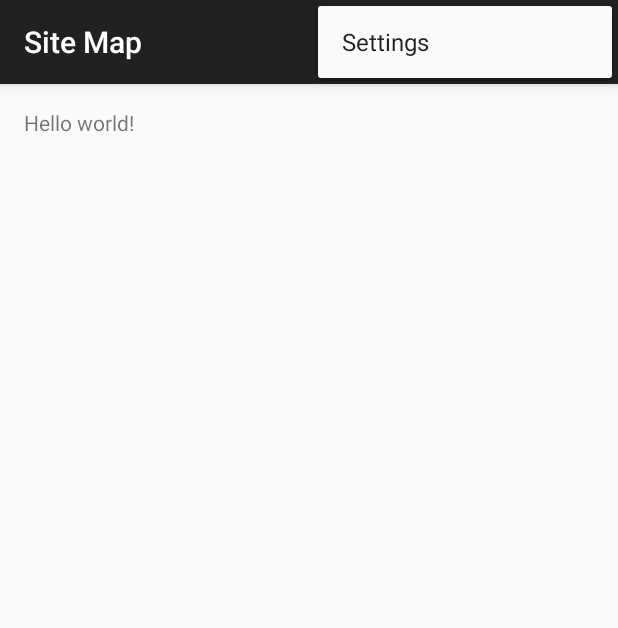
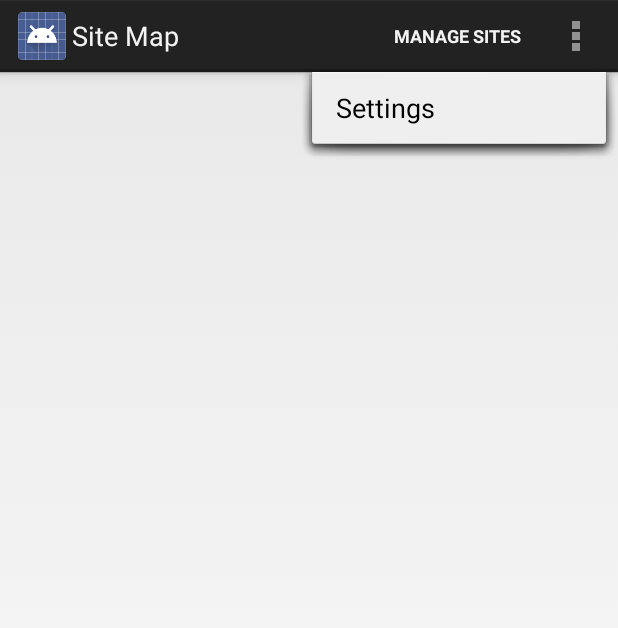
Before and after one commit to kmuchmore/Sight-Map, an Android app: the screen it shows after launch (MainActivity), with the options menu open, on a phone screen of 412 x 824 dp. Shown: the top 628 px of the screen. Run offline under Robolectric (Android 15) with nearby library versions, the phone set to English and light mode, and no system bars.

Commit message:
Created Draft 1 of Main management screen

```diff
--- a/app/build.gradle
+++ b/app/build.gradle
@@ -6,7 +6,7 @@ android {
     defaultConfig {
         applicationId "com.kwmuch.kyle.sitemap"
         minSdkVersion 19
-        targetSdkVersion 19
+        targetSdkVersion 21
         versionCode 1
         versionName "1.0"
     }
@@ -22,5 +22,5 @@ android {
 
 dependencies {
     compile fileTree(include: ['*.jar'], dir: 'libs')
-    compile 'com.android.support:appcompat-v7:21.0.3'
+//    compile 'com.android.support:appcompat-v7:21.0.3'
 }
--- a/app/src/main/AndroidManifest.xml
+++ b/app/src/main/AndroidManifest.xml
@@ -1,6 +1,8 @@
 <?xml version="1.0" encoding="utf-8"?>
 <manifest xmlns:android="http://schemas.android.com/apk/res/android"
     package="com.kwmuch.kyle.sitemap" >
+
+    <!--<uses-sdk android:minSdkVersion="11" />-->
 
     <application
         android:allowBackup="true"
--- a/app/src/main/java/com/kwmuch/kyle/sitemap/MainActivity.java
+++ b/app/src/main/java/com/kwmuch/kyle/sitemap/MainActivity.java
@@ -1,12 +1,13 @@
 package com.kwmuch.kyle.sitemap;
 
-import android.support.v7.app.ActionBarActivity;
+//import android.app.ActionBar;
+import android.app.Activity;
 import android.os.Bundle;
 import android.view.Menu;
 import android.view.MenuItem;
 
 
-public class MainActivity extends ActionBarActivity {
+public class MainActivity extends Activity {
 
     @Override
     protected void onCreate(Bundle savedInstanceState) {
--- a/app/src/main/res/layout/activity_main.xml
+++ b/app/src/main/res/layout/activity_main.xml
@@ -5,7 +5,10 @@
     android:paddingTop="@dimen/activity_vertical_margin"
     android:paddingBottom="@dimen/activity_vertical_margin" tools:context=".MainActivity">
 
-    <TextView android:text="@string/hello_world" android:layout_width="wrap_content"
-        android:layout_height="wrap_content" />
+    <ListView
+        android:layout_width="wrap_content"
+        android:layout_height="wrap_content"
+        android:id="@+id/listView"
+        android:layout_alignParentStart="true" />
 
 </RelativeLayout>
--- a/app/src/main/res/menu/menu_main.xml
+++ b/app/src/main/res/menu/menu_main.xml
@@ -1,6 +1,8 @@
 <menu xmlns:android="http://schemas.android.com/apk/res/android"
-    xmlns:app="http://schemas.android.com/apk/res-auto"
     xmlns:tools="http://schemas.android.com/tools" tools:context=".MainActivity">
+    <item android:id="@+id/manage_site" android:title="@string/manage_site"
+        android:orderInCategory="100" android:showAsAction="ifRoom" />
     <item android:id="@+id/action_settings" android:title="@string/action_settings"
-        android:orderInCategory="100" app:showAsAction="never" />
+        android:orderInCategory="100" android:showAsAction="never" />
 </menu>
+    <!--xmlns:app="http://schemas.android.com/apk/res-auto"-->
--- a/app/src/main/res/values/strings.xml
+++ b/app/src/main/res/values/strings.xml
@@ -3,6 +3,8 @@
 
     <string name="app_name">Site Map</string>
     <string name="hello_world">Hello world!</string>
+    <string name="add_site">Add Site</string>
+    <string name="manage_site">Manage Sites</string>
     <string name="action_settings">Settings</string>
 
 </resources>
--- a/app/src/main/res/values/styles.xml
+++ b/app/src/main/res/values/styles.xml
@@ -1,7 +1,8 @@
 <resources>
 
     <!-- Base application theme. -->
-    <style name="AppTheme" parent="Theme.AppCompat.Light.DarkActionBar">
+    <style name="AppTheme" parent="android:Theme.Holo.Light.DarkActionBar">
+    <!--<style name="AppTheme" parent="Theme.AppCompat.Light.DarkActionBar">-->
         <!-- Customize your theme here. -->
     </style>
 
```
Also changed, not shown: 7 other files.
